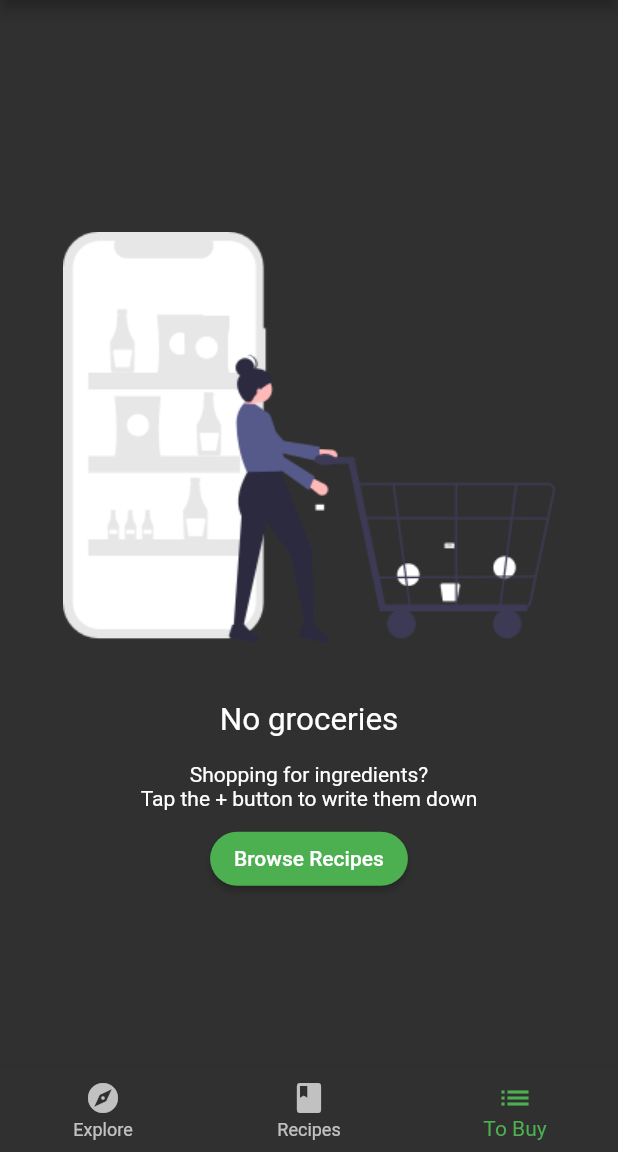
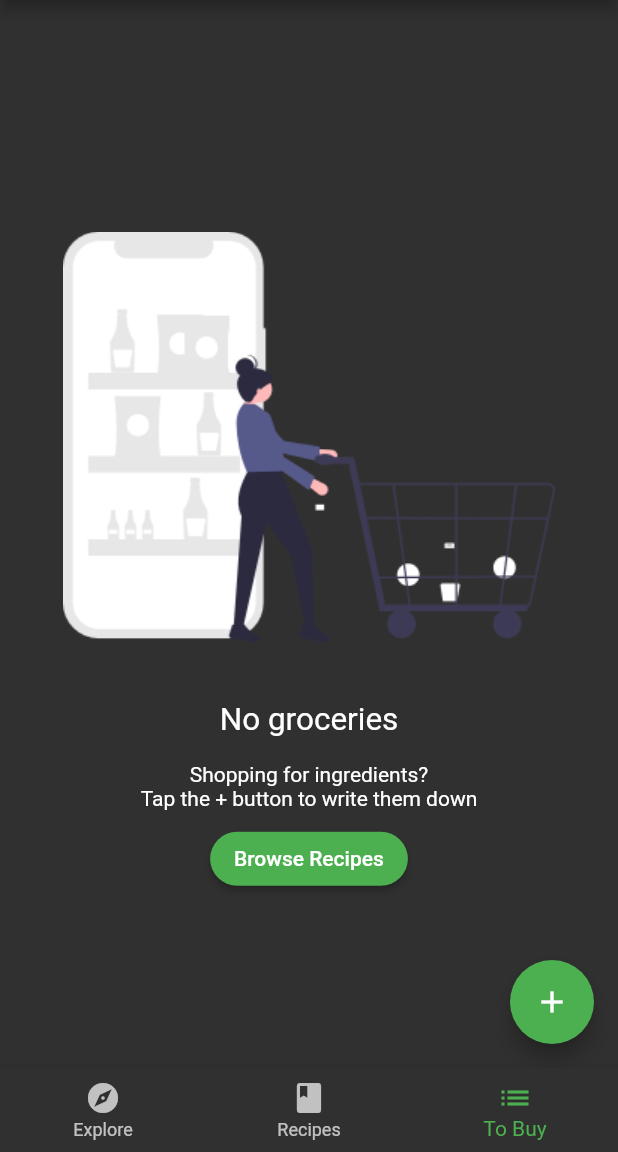
Before and after one commit to Kvaara/flutter_fooderlich_app, a Flutter app: the screen it shows after launch, item 3 of the bottom bar chosen, on a phone screen of 412 x 824 dp, the part 84-1236 px from its top. Run offline on Flutter 3.47's test engine with Material 2 defaults, Android fonts, the light colour scheme and no system bars; our stand-ins replace google_fonts.

Commit message:
GroceryScreen is now a Widget with a Scaffold that has a FAB and the body of buildGroceryScreen inside of it. We can now determine, which content to show to the user. If the user hasn't created any groceries, an EmptyGroceryScreen Widget will be returned. If the user has created groceries to buy, we'll return a GroceryListScreen instead(GroceryListScreen will be created soon).

```diff
--- a/lib/screens/grocery_screen.dart
+++ b/lib/screens/grocery_screen.dart
@@ -1,12 +1,36 @@
 import 'package:flutter/material.dart';
+import 'package:provider/provider.dart';
 
 import "empty_grocery_screen.dart";
+import '../models/models.dart';
 
 class GroceryScreen extends StatelessWidget {
   const GroceryScreen({Key? key}) : super(key: key);
 
   @override
   Widget build(BuildContext context) {
-    return const EmptyGroceryScreen();
+    return Scaffold(
+      floatingActionButton: FloatingActionButton(
+        child: const Icon(Icons.add),
+        onPressed: () {},
+      ),
+      body: buildGroceryScreen(),
+    );
+  }
+
+  Widget buildGroceryScreen() {
+    // 1
+    return Consumer<GroceryManager>(
+      // 2
+      builder: (context, manager, child) {
+        // 3
+        if (manager.groceryItems.isNotEmpty) {
+          // return GroceryListScreen(manager: manager);
+        } else {
+          // 4
+          return const EmptyGroceryScreen();
+        }
+      },
+    );
   }
 }
```
